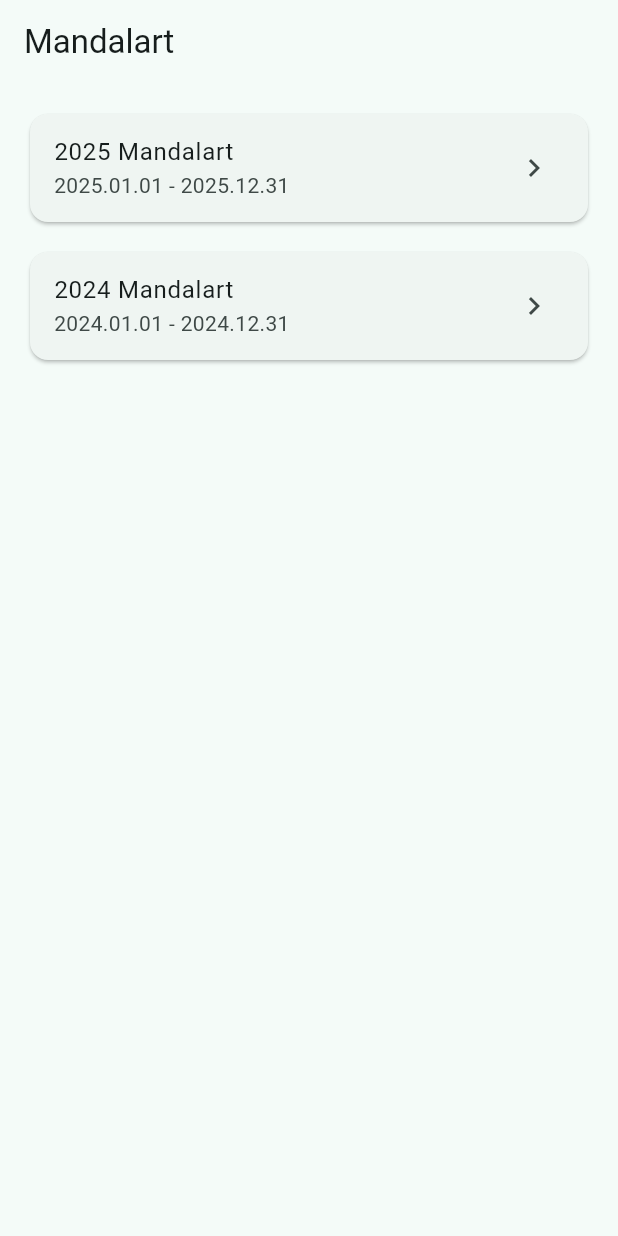
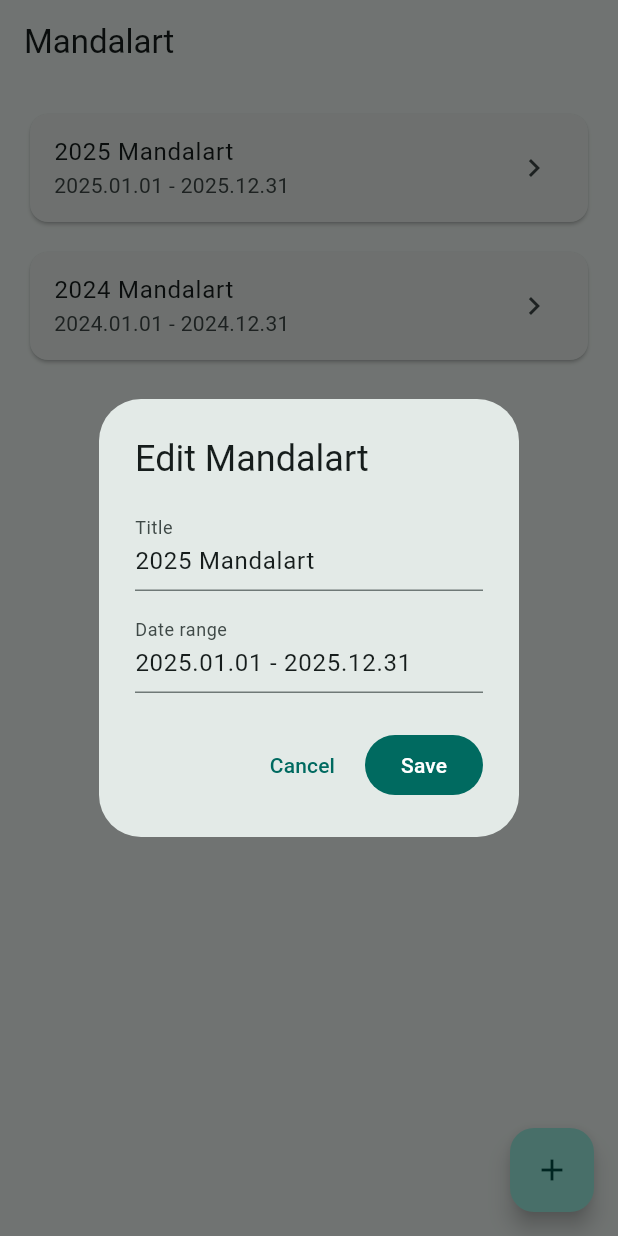
Before and after one commit to evan-hwang/mandalart-rpg, a Flutter app: the screen it shows after launch, after a tap on "2025 Mandalart", on a phone screen of 412 x 824 dp. Run offline on Flutter 3.47's test engine with Material 3 defaults, Android fonts, the phone set to English and light mode, and no system bars.

Commit message:
feat: add mandalart list CRUD flow

```diff
--- a/lib/features/home/home_screen.dart
+++ b/lib/features/home/home_screen.dart
@@ -1,34 +1,141 @@
 import 'package:flutter/material.dart';
-import 'package:mandalart/features/mandalart/mandalart_store.dart';
+import 'package:mandalart/features/mandalart/mandalart.dart';
 
-class HomeScreen extends StatelessWidget {
+class HomeScreen extends StatefulWidget {
   const HomeScreen({super.key});
 
   @override
+  State<HomeScreen> createState() => _HomeScreenState();
+}
+
+class _HomeScreenState extends State<HomeScreen> {
+  final List<Mandalart> _mandalarts = [
+    const Mandalart(
+      id: '2025',
+      title: '2025 Mandalart',
+      dateRangeLabel: '2025.01.01 - 2025.12.31',
+    ),
+    const Mandalart(
+      id: '2024',
+      title: '2024 Mandalart',
+      dateRangeLabel: '2024.01.01 - 2024.12.31',
+    ),
+  ];
+
+  Future<void> _openMandalartEditor({Mandalart? existing}) async {
+    final titleController = TextEditingController(text: existing?.title ?? '');
+    final rangeController = TextEditingController(
+      text: existing?.dateRangeLabel ?? '',
+    );
+
+    final result = await showDialog<Mandalart>(
+      context: context,
+      builder: (context) {
+        return AlertDialog(
+          title: Text(existing == null ? 'New Mandalart' : 'Edit Mandalart'),
+          content: Column(
+            mainAxisSize: MainAxisSize.min,
+            children: [
+              TextField(
+                controller: titleController,
+                decoration: const InputDecoration(labelText: 'Title'),
+              ),
+              const SizedBox(height: 12),
+              TextField(
+                controller: rangeController,
+                decoration: const InputDecoration(labelText: 'Date range'),
+              ),
+            ],
+          ),
+          actions: [
+            TextButton(
+              onPressed: () => Navigator.pop(context),
+              child: const Text('Cancel'),
+            ),
+            FilledButton(
+              onPressed: () {
+                final title = titleController.text.trim();
+                final range = rangeController.text.trim();
+                if (title.isEmpty) {
+                  return;
+                }
+                Navigator.pop(
+                  context,
+                  Mandalart(
+                    id: existing?.id ??
+                        DateTime.now().millisecondsSinceEpoch.toString(),
+                    title: title,
+                    dateRangeLabel: range.isEmpty ? 'No date range' : range,
+                  ),
+                );
+              },
+              child: const Text('Save'),
+            ),
+          ],
+        );
+      },
+    );
+
+    titleController.dispose();
+    rangeController.dispose();
+
+    if (result == null) {
+      return;
+    }
+
+    setState(() {
+      final index = _mandalarts.indexWhere((item) => item.id == result.id);
+      if (index >= 0) {
+        _mandalarts[index] = result;
+      } else {
+        _mandalarts.insert(0, result);
+      }
+    });
+  }
+
+  @override
   Widget build(BuildContext context) {
-    final mandalarts = const MandalartStore().loadMandalarts();
-
     return Scaffold(
       appBar: AppBar(
         title: const Text('Mandalart'),
       ),
-      body: ListView.separated(
+      body: _mandalarts.isEmpty
+          ? const Center(child: Text('No Mandalart yet.'))
+          : ListView.separated(
               padding: const EdgeInsets.all(16),
-        itemCount: mandalarts.length,
+              itemCount: _mandalarts.length,
               separatorBuilder: (_, __) => const SizedBox(height: 12),
               itemBuilder: (context, index) {
-          final mandalart = mandalarts[index];
+                final mandalart = _mandalarts[index];
 
-          return Card(
+                return Dismissible(
+                  key: ValueKey(mandalart.id),
+                  background: Container(
+                    alignment: Alignment.centerRight,
+                    padding: const EdgeInsets.symmetric(horizontal: 20),
+                    color: Colors.redAccent,
+                    child: const Icon(Icons.delete, color: Colors.white),
+                  ),
+                  onDismissed: (_) {
+                    setState(() {
+                      _mandalarts.removeAt(index);
+                    });
+                  },
+                  child: Card(
                     child: ListTile(
                       title: Text(mandalart.title),
                       subtitle: Text(mandalart.dateRangeLabel),
                       trailing: const Icon(Icons.chevron_right),
-              onTap: () {},
+                      onTap: () => _openMandalartEditor(existing: mandalart),
+                    ),
                   ),
                 );
               },
             ),
+      floatingActionButton: FloatingActionButton(
+        onPressed: _openMandalartEditor,
+        child: const Icon(Icons.add),
+      ),
     );
   }
 }
--- a/lib/features/mandalart/mandalart_store.dart
+++ /dev/null
@@ -1,20 +0,0 @@
-import 'package:mandalart/features/mandalart/mandalart.dart';
-
-class MandalartStore {
-  const MandalartStore();
-
-  List<Mandalart> loadMandalarts() {
-    return const [
-      Mandalart(
-        id: '2025',
-        title: '2025 Mandalart',
-        dateRangeLabel: '2025.01.01 - 2025.12.31',
-      ),
-      Mandalart(
-        id: '2024',
-        title: '2024 Mandalart',
-        dateRangeLabel: '2024.01.01 - 2024.12.31',
-      ),
-    ];
-  }
-}
```
Also changed, not shown: 1 other file. Lines whose indentation alone changed are shown as unchanged.
